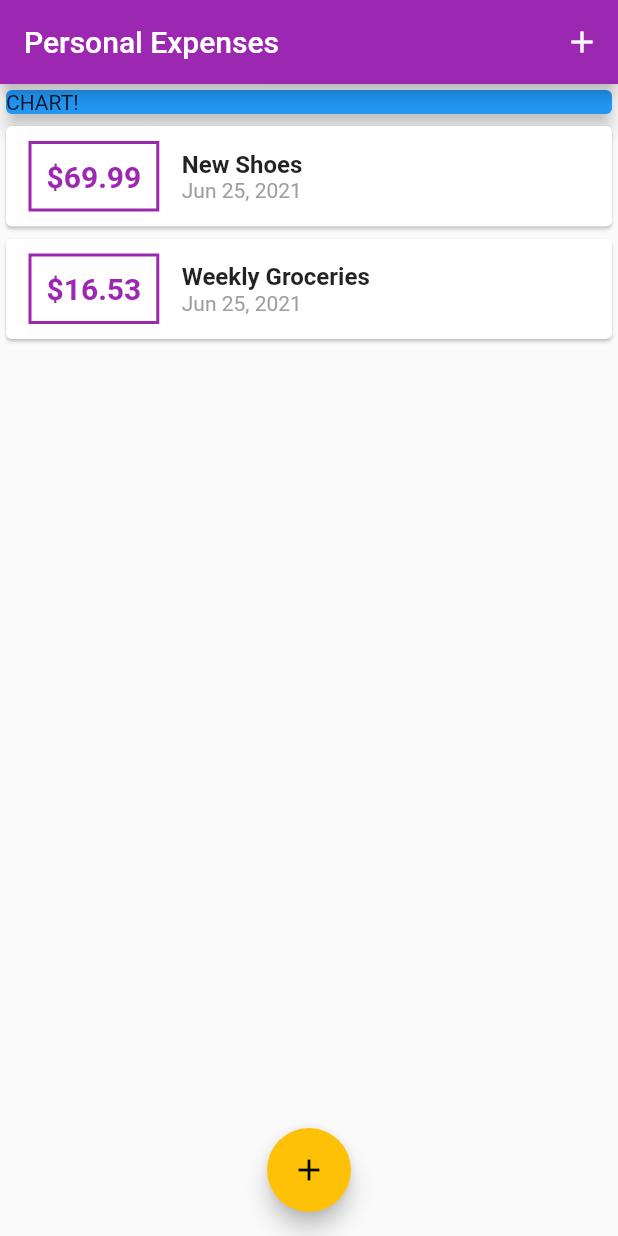
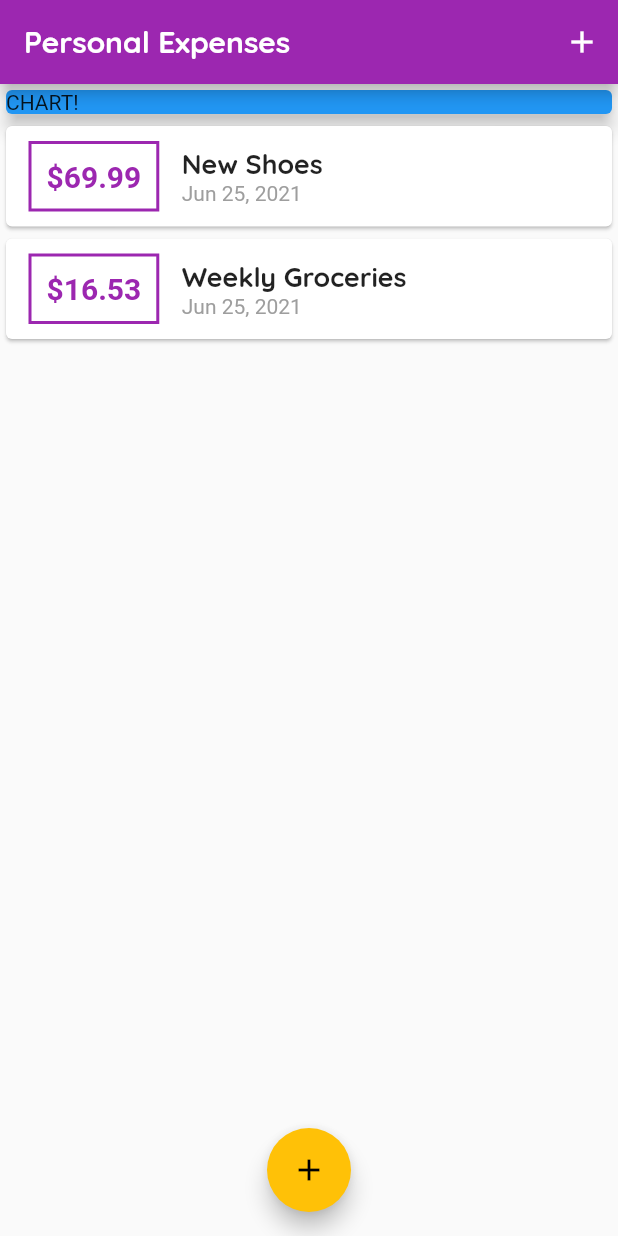
Before and after one commit to JakubMaz/transaction, a Flutter app: the screen it shows after launch, on a phone screen of 412 x 824 dp. Run offline on Flutter 3.47's test engine with Material 2 defaults, Android fonts, the phone set to English and light mode, and no system bars.

Commit message:
font change

```diff
--- a/lib/main.dart
+++ b/lib/main.dart
@@ -14,6 +14,23 @@ class MyApp extends StatelessWidget {
       theme: ThemeData(
         primarySwatch: Colors.purple,
         accentColor: Colors.amber,
+        fontFamily: 'OpenSans',
+        textTheme: ThemeData.light().textTheme.copyWith(
+          headline6: TextStyle(
+            fontFamily: 'Quicksand',
+            fontSize: 18,
+            fontWeight: FontWeight.bold,
+          ),
+        ),
+        appBarTheme: AppBarTheme(
+          textTheme: ThemeData.light().textTheme.copyWith(
+                headline6: TextStyle(
+                  fontFamily: 'Quicksand',
+                  fontSize: 20,
+                  fontWeight: FontWeight.bold,
+                ),
+              ),
+        ),
       ),
       home: MyHomePage(),
     );
--- a/lib/widgets/transaction_list.dart
+++ b/lib/widgets/transaction_list.dart
@@ -43,10 +43,7 @@ class TransactionList extends StatelessWidget {
                   children: <Widget>[
                     Text(
                       transactions[index].title,
-                      style: TextStyle(
-                        fontSize: 16,
-                        fontWeight: FontWeight.bold,
-                      ),
+                      style: Theme.of(context).textTheme.headline6,
                     ),
                     Text(
                       DateFormat.yMMMd().format(transactions[index].date),
```
Also changed, not shown: pubspec.yaml (+11 -12 lines), assets/fonts/OpenSans-Bold.ttf (added), assets/fonts/OpenSans-Regular.ttf (added), assets/fonts/Quicksand-Bold.ttf (added), assets/fonts/Quicksand-Light.ttf (added), assets/fonts/Quicksand-Medium.ttf (added), assets/fonts/Quicksand-Regular.ttf (added).
